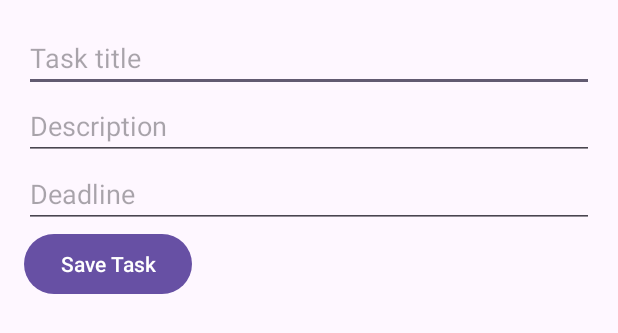
After one commit to tienphatng237/Simple-Todo-App, an Android app: the layout activity_add_task.xml on its own in the app's theme, with its tools: preview values and no code run, on a phone screen of 412 x 824 dp. The commit adds this screen. Shown: the top 333 px of the screen. Run offline under Robolectric (Android 15) with nearby library versions, the phone set to English and light mode, and no system bars.

Commit message:
feat(ui): add layouts for main screen, add task form, and task item

```diff
--- /dev/null
+++ b/app/src/main/res/layout/activity_add_task.xml
@@ -0,0 +1,30 @@
+<LinearLayout xmlns:android="http://schemas.android.com/apk/res/android"
+    android:orientation="vertical"
+    android:padding="16dp"
+    android:layout_width="match_parent"
+    android:layout_height="match_parent">
+
+    <EditText
+        android:id="@+id/et_title"
+        android:hint="Task title"
+        android:layout_width="match_parent"
+        android:layout_height="wrap_content"/>
+
+    <EditText
+        android:id="@+id/et_description"
+        android:hint="Description"
+        android:layout_width="match_parent"
+        android:layout_height="wrap_content"/>
+
+    <EditText
+        android:id="@+id/et_deadline"
+        android:hint="Deadline"
+        android:layout_width="match_parent"
+        android:layout_height="wrap_content"/>
+
+    <Button
+        android:id="@+id/btn_save"
+        android:text="Save Task"
+        android:layout_width="wrap_content"
+        android:layout_height="wrap_content"/>
+</LinearLayout>
```
Also changed, not shown: app/src/main/res/layout/activity_main.xml (+15 -14 lines), app/src/main/res/layout/item_task.xml (added, +31 -0 lines).
